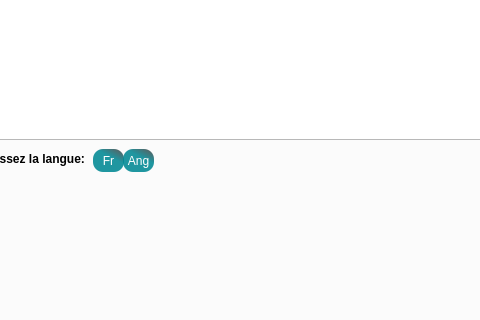
The window that GESTION DE RESERVATION FINcopie/Atelier_Connexion/Reserver.ui (nefissaKhiari/Smart_Restaurant_2A20) describes before a commit, drawn with Qt 5; both pictures show x 119 to 599 and y 157 to 477 of the 1109 by 731 pixel window.
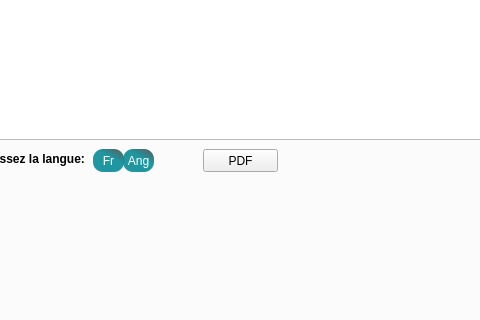
The same window after the commit.

Patch:
```diff
--- a/GESTION DE RESERVATION FINcopie/Atelier_Connexion/Reserver.ui
+++ b/GESTION DE RESERVATION FINcopie/Atelier_Connexion/Reserver.ui
@@ -1376,6 +1376,32 @@
       <string>Choisissez la langue:</string>
      </property>
     </widget>
+    <widget class="QPushButton" name="pdf_6">
+     <property name="geometry">
+      <rect>
+       <x>760</x>
+       <y>710</y>
+       <width>75</width>
+       <height>23</height>
+      </rect>
+     </property>
+     <property name="text">
+      <string>Pdf</string>
+     </property>
+    </widget>
+    <widget class="QPushButton" name="pdf">
+     <property name="geometry">
+      <rect>
+       <x>320</x>
+       <y>280</y>
+       <width>75</width>
+       <height>23</height>
+      </rect>
+     </property>
+     <property name="text">
+      <string>PDF</string>
+     </property>
+    </widget>
     <zorder>img2</zorder>
     <zorder>groupBox_5</zorder>
     <zorder>groupBox_6</zorder>
```
Left out of the diff: 6 changed lines with no effect on the pictures.
